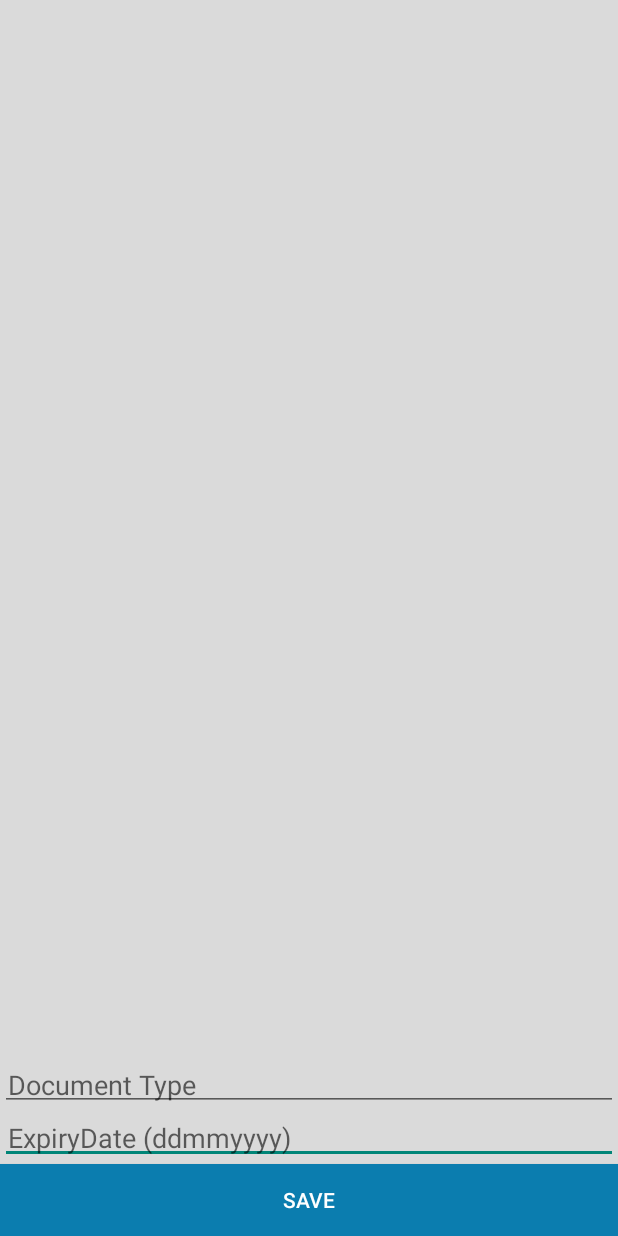
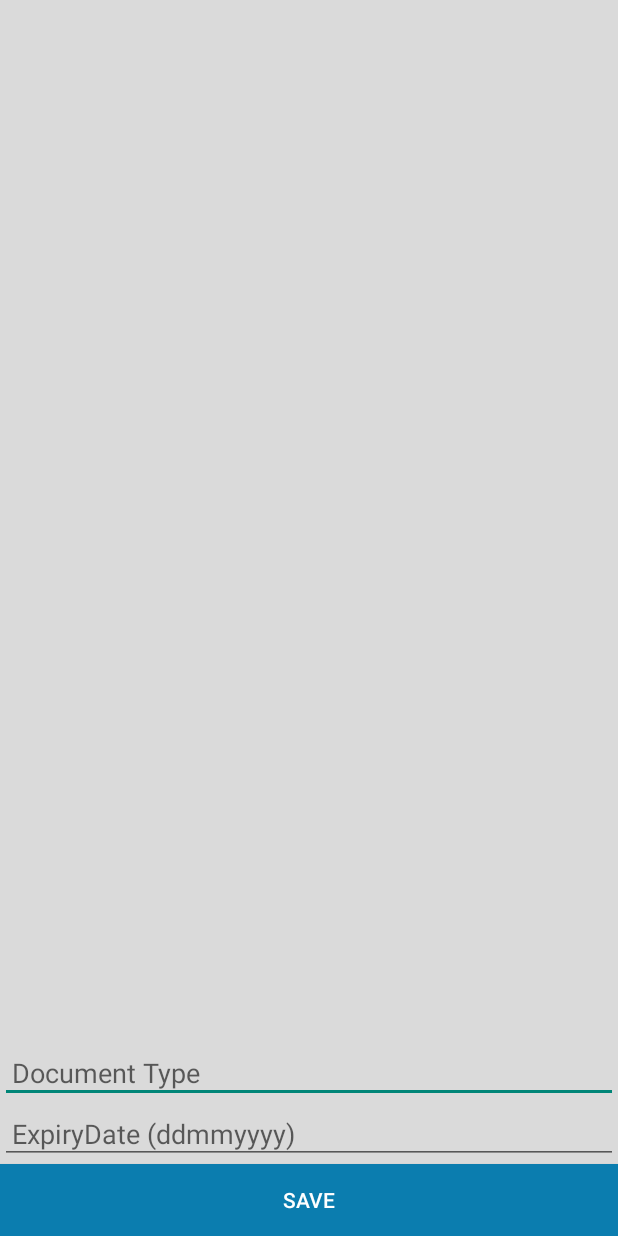
Before and after one commit to Anilchopra22/DigiLocker, an Android app: the CameraActivity screen opened directly, with no data from a screen before it, on a phone screen of 412 x 824 dp. Run offline under Robolectric (Android 15) with nearby library versions, the phone set to English and light mode, and no system bars.

Commit message:
Redlines
Redlines

```diff
--- a/app/src/main/java/com/example/anichopr/digilocker/CameraActivity.java
+++ b/app/src/main/java/com/example/anichopr/digilocker/CameraActivity.java
@@ -80,6 +80,8 @@ public class CameraActivity extends Activity {
                     resultIntent.putExtra("file_path", photoFile.getAbsolutePath());
                     resultIntent.putExtra("document_name", documentType.getText().toString());
                     resultIntent.putExtra("expiry_date",expiryDate.getText().toString());
+
+
                     setResult(Activity.RESULT_OK, resultIntent);
                     finish();
                 }
--- a/app/src/main/res/layout/activity_camera.xml
+++ b/app/src/main/res/layout/activity_camera.xml
@@ -5,34 +5,34 @@
     tools:context="com.example.anichopr.digilocker.CameraActivity">
 
     <ImageView
+        android:id="@+id/cameraImageView"
         android:layout_marginTop="-20dp"
         android:layout_width="wrap_content"
         android:layout_height="wrap_content"
         android:maxWidth="300dp"
         android:maxHeight="400dp"
-        android:id="@+id/cameraImageView"
         android:layout_above="@+id/documentType"
         android:layout_gravity="center_horizontal"
         android:layout_alignParentTop="true"
         android:layout_centerHorizontal="true" />
 
+
     <EditText
+        android:id="@+id/documentType"
+        android:layout_above="@+id/expiryDate"
+        android:layout_width="match_parent"
+        android:layout_height="wrap_content"
+        android:hint="Document Type"
+        android:padding="8dp"
+        android:layout_centerHorizontal="true" />
+
+    <EditText
+        android:id="@+id/expiryDate"
+        android:layout_above="@+id/saveButton"
         android:layout_width="match_parent"
         android:layout_height="wrap_content"
         android:hint="ExpiryDate (ddmmyyyy)"
-        android:id="@+id/expiryDate"
-        android:padding="5dp"
-        android:layout_above="@+id/saveButton"
-        android:layout_alignStart="@+id/imageName" />
-
-    <EditText
-        android:layout_width="match_parent"
-        android:layout_height="wrap_content"
-        android:hint="Document Type"
-        android:id="@+id/documentType"
-        android:padding="5dp"
-        android:layout_above="@+id/expiryDate"
-        android:layout_centerHorizontal="true" />
+        android:padding="8dp" />
 
     <Button
         android:id="@+id/saveButton"
```
